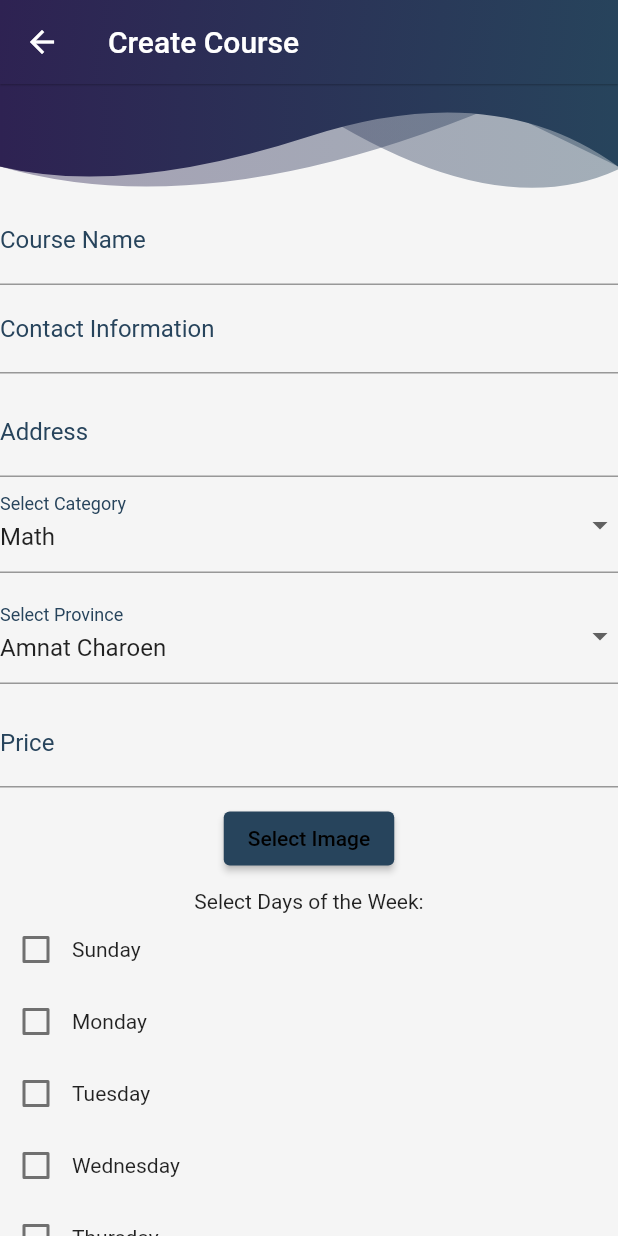
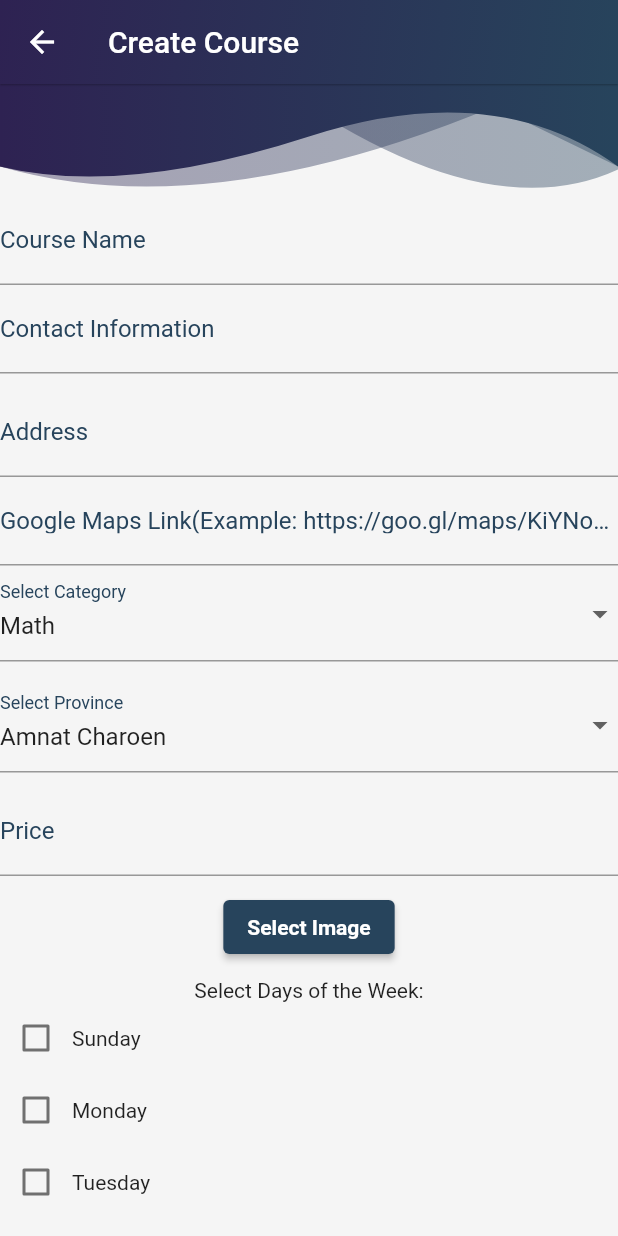
Before and after one commit to yasinthon04/TutorGo-Project, a Flutter app: the CreateCourse screen opened directly, on a phone screen of 412 x 824 dp. Run offline on Flutter 3.47's test engine with Material 2 defaults, Android fonts, the light colour scheme and no system bars; our stand-ins replace cloud_firestore, firebase_auth, firebase_core, firebase_storage, hexcolor, image_picker; missing offline and left inert: maps_launcher; accounts and stored records are empty.

Commit message:
add googlemap link

```diff
--- a/lib/pages/widget/createCourse.dart
+++ b/lib/pages/widget/createCourse.dart
@@ -19,6 +19,9 @@ class _CreateCourseState extends State<CreateCourse> {
   final TextEditingController _contactInfoController = TextEditingController();
   final TextEditingController addressController = TextEditingController();
   final TextEditingController priceController = TextEditingController();
+  final TextEditingController _googleMapsLinkController =
+      TextEditingController();
+
   String _selectedCategory = 'Math'; // Default category
   List<String> _selectedDays = []; // Store selected days of the week
   List<TimeOfDay> _selectedTimes = []; // Store selected time slots
@@ -30,9 +33,9 @@ class _CreateCourseState extends State<CreateCourse> {
   void initState() {
     super.initState();
     _loadProvinces();
-  _selectedProvince = _provinceItems.isNotEmpty ? _provinceItems[0].value : '';
+    _selectedProvince =
+        _provinceItems.isNotEmpty ? _provinceItems[0].value : '';
   }
-
 
   @override
   void dispose() {
@@ -50,6 +53,7 @@ void initState() {
       String contactInfo = _contactInfoController.text;
       String address = addressController.text;
       String price = priceController.text;
+      String googleMapsLink = _googleMapsLinkController.text;
 
       List<Map<String, dynamic>> timeData =
           _convertTimeOfDayList(_selectedTimes);
@@ -76,6 +80,7 @@ void initState() {
           'date': _selectedDays,
           'time': timeData,
           'imageName': imageUrl,
+          'googleMapsLink': googleMapsLink,
           'userId': FirebaseAuth.instance.currentUser?.uid,
         });
       }
@@ -107,14 +112,13 @@ void initState() {
             child: Text(province),
           );
         }).toList();
-      _selectedProvince = _provinceItems.isNotEmpty ? _provinceItems[0].value : '';
+        _selectedProvince =
+            _provinceItems.isNotEmpty ? _provinceItems[0].value : '';
       });
     } catch (error) {
       print("Error loading provinces: $error"); // Debug print
     }
   }
-
-
 
   Widget _buildDayCheckBox(String day) {
     return Row(
@@ -270,6 +274,20 @@ void initState() {
                       return null;
                     },
                   ),
+                  TextFormField(
+                    controller:
+                        _googleMapsLinkController, // Add a TextEditingController
+                    decoration: InputDecoration(
+                        labelText:
+                            'Google Maps Link(Example: https://goo.gl/maps/KiYNop6sMFmdZeM38)'),
+                    validator: (value) {
+                      if (value!.trim().isEmpty) {
+                        return "Google Maps Link cannot be empty";
+                      }
+                      // You can add more validation logic here if needed
+                      return null;
+                    },
+                  ),
                   DropdownButtonFormField<String>(
                     value: _selectedCategory,
                     onChanged: (newValue) {
@@ -315,7 +333,13 @@ void initState() {
                   ElevatedButton(
                     onPressed: () => _pickImage(
                         ImageSource.gallery), // Opens image picker from gallery
-                    child: Text('Select Image'),
+                    child: Text(
+                      'Select Image',
+                      style: TextStyle(
+                        fontWeight: FontWeight.bold,
+                        color: Colors.white,
+                      ),
+                    ),
                     style: ElevatedButton.styleFrom(
                       primary: Theme.of(context).hintColor,
                     ),
--- a/pubspec.yaml
+++ b/pubspec.yaml
@@ -43,6 +43,8 @@ dependencies:
   hexcolor: ^3.0.1
   font_awesome_flutter: ^10.4.0
   intl: ^0.18.1
+  url_launcher: ^6.1.12
+  maps_launcher: ^2.2.0
 
 
 dev_dependencies:
```
Also changed, not shown: lib/pages/navpage/courseInfoPage.dart (+35 -4 lines), pubspec.lock, 5 other files. Lines whose indentation alone changed are shown as unchanged.
